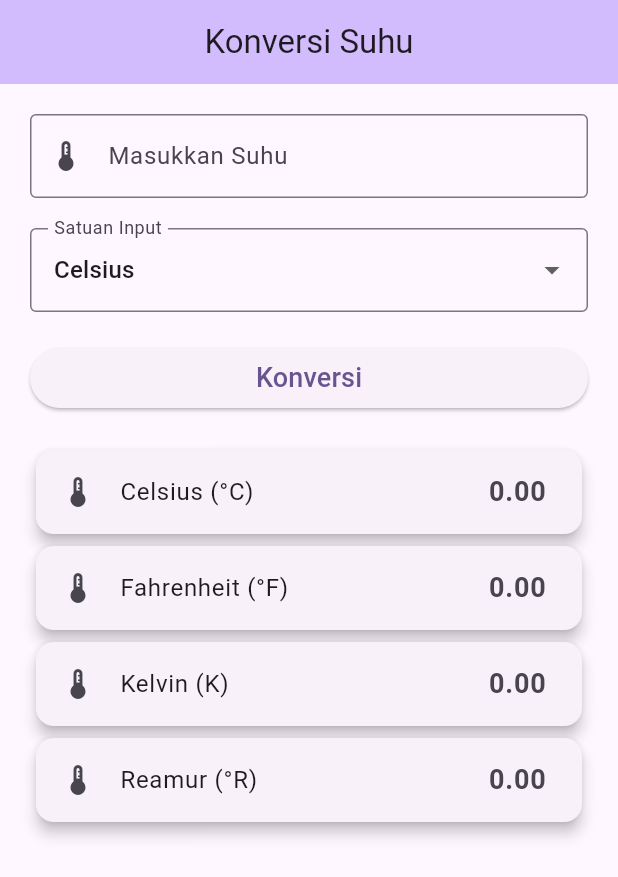
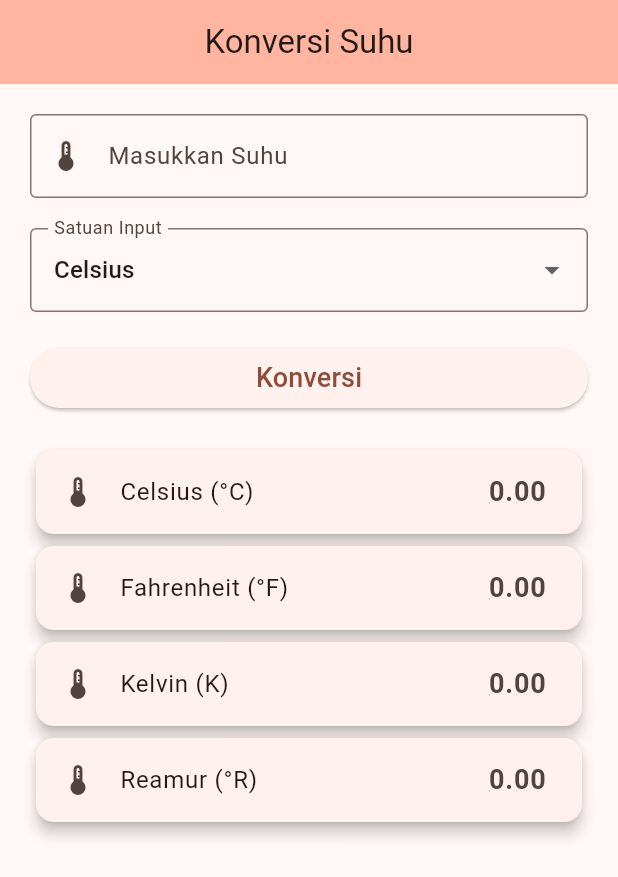
Before and after one commit to nadhiada/praktikum-flutter, a Flutter app: the screen it shows after launch, on a phone screen of 412 x 824 dp. Shown: the top 877 px of the screen. Run offline on Flutter 3.47's test engine with Material 3 defaults, Android fonts, the light colour scheme and no system bars.

Commit message:
praktikum konversi suhu

```diff
--- a/konversi_suhu_nadhia/lib/main.dart
+++ b/konversi_suhu_nadhia/lib/main.dart
@@ -13,7 +13,7 @@ class MyApp extends StatelessWidget {
       title: 'Konversi Suhu Nadhia',
       debugShowCheckedModeBanner: false,
       theme: ThemeData(
-        colorScheme: ColorScheme.fromSeed(seedColor: Colors.deepPurple),
+        colorScheme: ColorScheme.fromSeed(seedColor: Colors.deepOrange),
       ),
       home: const HomePage(),
     );
```
